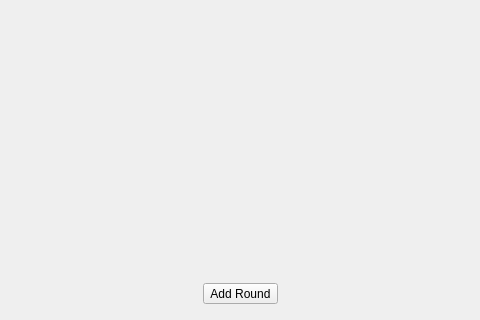
lbproductions/psnewmodel, file src/ui/game/gamewindow.ui: the form before one commit; both pictures show x 181 to 661 and y 280 to 600 of the 800 by 600 pixel window.
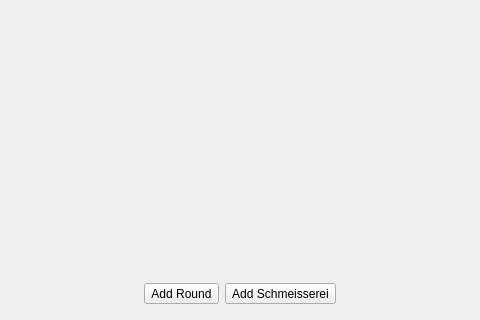
The form after the commit. Icons and pictures are not drawn. Custom widgets are drawn as their Qt base class.

```diff
--- a/src/ui/game/gamewindow.ui
+++ b/src/ui/game/gamewindow.ui
@@ -271,6 +271,13 @@
          </property>
         </widget>
        </item>
+       <item>
+        <widget class="QToolButton" name="toolButtonAddSchmeisserei">
+         <property name="text">
+          <string>Add Schmeisserei</string>
+         </property>
+        </widget>
+       </item>
        <item>
         <spacer name="horizontalSpacer">
          <property name="orientation">
```
Left out of the diff: 9 changed lines with no effect on the pictures.
